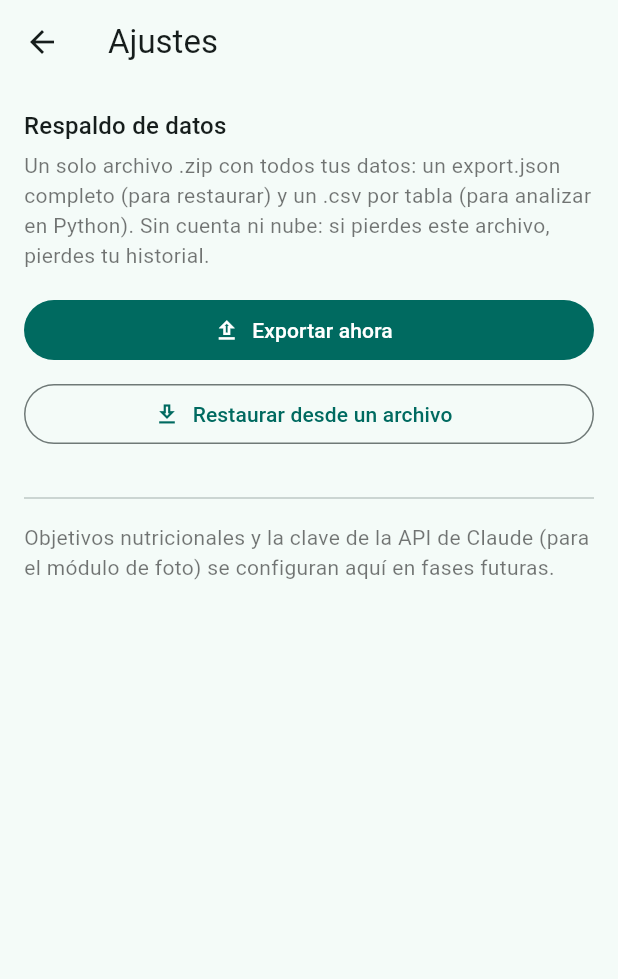
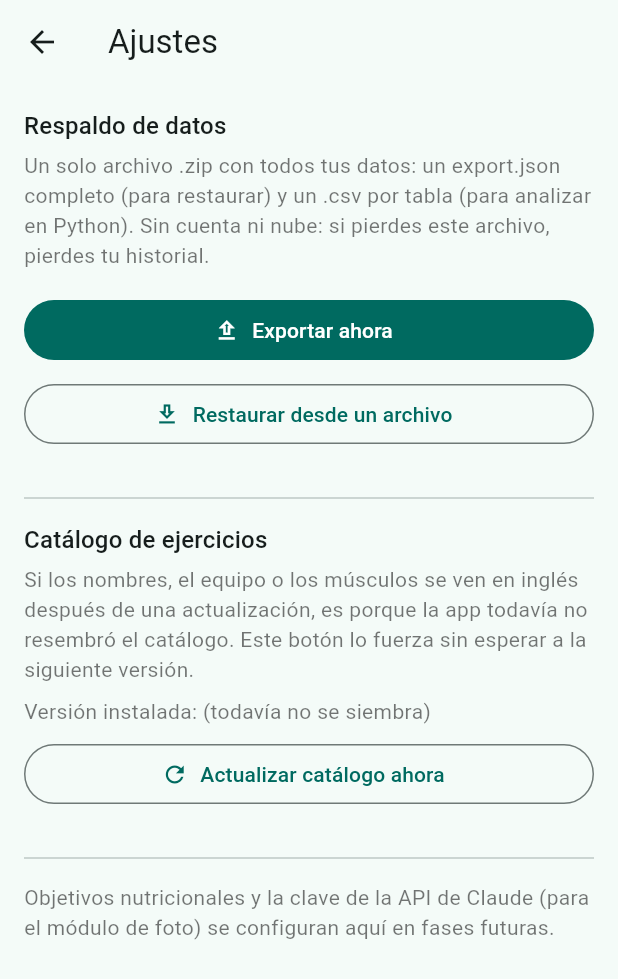
Before and after one commit to victorlr94/fittracker, a Flutter app: the SettingsPage screen opened directly, on a phone screen of 412 x 824 dp. Shown: the top 979 px of the screen. Run offline on Flutter 3.47's test engine with Material 3 defaults, Android fonts, the phone set to English and light mode, and no system bars; our stand-ins replace cached_network_image, csv, drift, file_picker, fl_chart, flutter_local_notifications and 3 more; missing offline and left inert: sqlite3; accounts and stored records are empty; generated files the repository leaves out were written again.

Commit message:
fix: name_es nunca se escribía en la BD pese a estar en el catálogo
Bug real: exercises.json ya traía name_es desde el commit anterior, y
ExerciseRepository.upsertFromCatalog ya lo actualizaba en el UPDATE
del upsert (excluded.nameEs) — pero CatalogSeeder._toCompanion, que
arma la fila para el INSERT/upsert, nunca leía row['name_es'] del JSON.
Como ExercisesCompanion.insert() sin ese parámetro deja el campo
Value.absent(), name_es quedaba NULL sin importar cuántas veces se
resembrara ni qué versión de catálogo se declarara — el nombre en
español simplemente nunca llegaba a la base de datos. Por eso los
ejercicios seguían viéndose en inglés después de la traducción.

- catalog_seeder.dart: _toCompanion ahora sí mapea nameEs. Se agregan
  forceReseedExercises() e installedExercisesVersion() como red de
  seguridad para forzar/diagnosticar la siembra sin depender de
  reinstalar o de que el número de versión coincida.
- settings_page.dart: sección "Catálogo de ejercicios" con la versión
  instalada y un botón "Actualizar catálogo ahora".
- config.py: EXERCISES_CATALOG_VERSION a 3 — la v2 ya corrió en
  dispositivos con el bug, así que solo subir el número no bastaba para
  el fix del código; hace falta una versión nueva para que se
  resiembre de verdad. El regenerado no volvió a llamar a la API (las
  871 traducciones seguían cacheadas en tools/data/interim/).
- catalog_seeder_test.dart: prueba nueva que verifica name_es/equipment
  en español después de sembrar — habría atrapado este bug antes de
  publicarlo.

Validado: flutter analyze limpio, flutter test 54/54 (la prueba nueva
falla contra el código viejo y pasa con el fix), flutter build apk
--release compila.

Co-Authored-By: Claude Sonnet 5 <noreply@anthropic.com>

```diff
--- a/app/lib/features/settings/settings_page.dart
+++ b/app/lib/features/settings/settings_page.dart
@@ -4,8 +4,10 @@ import 'package:file_picker/file_picker.dart';
 import 'package:flutter/material.dart';
 import 'package:flutter_riverpod/flutter_riverpod.dart';
 
+import '../../core/db/app_database.dart';
 import '../../core/db/database_provider.dart';
 import '../../core/export/export_service.dart';
+import '../../data/local/catalog_seeder.dart';
 
 /// Ajustes. En la Fase 0 solo vive aquí la exportación/importación
 /// (docs/00-decisiones.md ADR-007, docs/02-roadmap.md Fase 0). Objetivos
@@ -44,6 +46,26 @@ class SettingsPage extends ConsumerWidget {
           const SizedBox(height: 24),
           const Divider(),
           const SizedBox(height: 8),
+          Text('Catálogo de ejercicios', style: Theme.of(context).textTheme.titleMedium),
+          const SizedBox(height: 4),
+          const Text(
+            'Si los nombres, el equipo o los músculos se ven en inglés '
+            'después de una actualización, es porque la app todavía no '
+            'resembró el catálogo. Este botón lo fuerza sin esperar a la '
+            'siguiente versión.',
+            style: TextStyle(color: Colors.black54),
+          ),
+          const SizedBox(height: 8),
+          _CatalogVersionRow(db: ref.watch(appDatabaseProvider)),
+          const SizedBox(height: 8),
+          OutlinedButton.icon(
+            onPressed: () => _forceReseedCatalog(context, ref),
+            icon: const Icon(Icons.refresh),
+            label: const Text('Actualizar catálogo ahora'),
+          ),
+          const SizedBox(height: 24),
+          const Divider(),
+          const SizedBox(height: 8),
           const Text(
             'Objetivos nutricionales y la clave de la API de Claude '
             '(para el módulo de foto) se configuran aquí en fases '
@@ -53,6 +75,21 @@ class SettingsPage extends ConsumerWidget {
         ],
       ),
     );
+  }
+
+  Future<void> _forceReseedCatalog(BuildContext context, WidgetRef ref) async {
+    final messenger = ScaffoldMessenger.of(context);
+    try {
+      final db = ref.read(appDatabaseProvider);
+      await CatalogSeeder(db).forceReseedExercises();
+      messenger.showSnackBar(
+        const SnackBar(content: Text('Catálogo actualizado.')),
+      );
+    } catch (e) {
+      messenger.showSnackBar(
+        SnackBar(content: Text('No se pudo actualizar el catálogo: $e')),
+      );
+    }
   }
 
   Future<void> _exportNow(BuildContext context, WidgetRef ref) async {
@@ -148,3 +185,25 @@ class SettingsPage extends ConsumerWidget {
     }
   }
 }
+
+class _CatalogVersionRow extends StatelessWidget {
+  const _CatalogVersionRow({required this.db});
+
+  final AppDatabase db;
+
+  @override
+  Widget build(BuildContext context) {
+    return FutureBuilder<int?>(
+      future: CatalogSeeder(db).installedExercisesVersion(),
+      builder: (context, snapshot) {
+        final version = snapshot.data;
+        return Text(
+          version == null
+              ? 'Versión instalada: (todavía no se siembra)'
+              : 'Versión instalada: $version',
+          style: const TextStyle(color: Colors.black54),
+        );
+      },
+    );
+  }
+}
```
Also changed, not shown: app/lib/data/local/catalog_seeder.dart (+28 -10 lines), app/assets/catalog/manifest.json, 2 other files.
